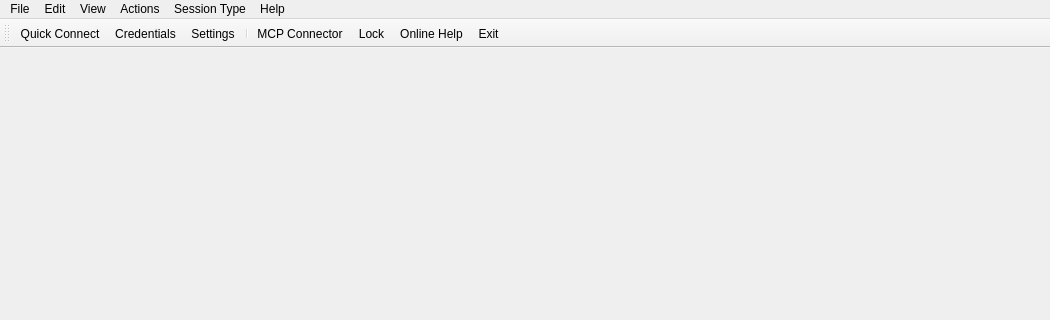
dchapyshev/aspia, file source/client/desktop/main_window.ui: the form before one commit; both pictures show x 0 to 1050 and y 0 to 320 of the 1050 by 750 pixel window.
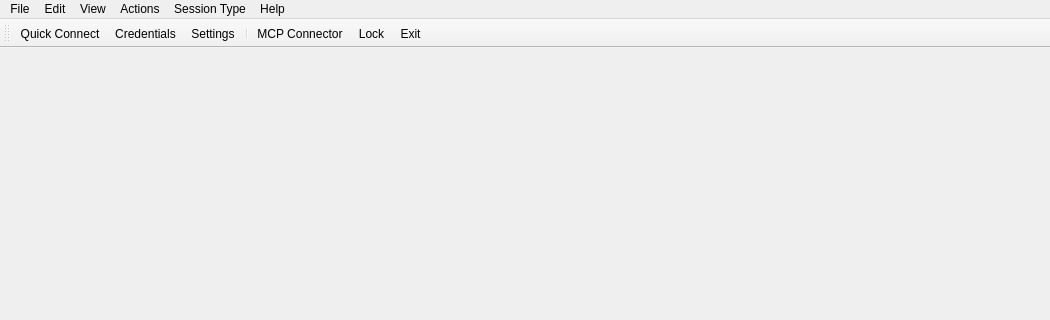
The form after the commit. Icons and pictures are not drawn. Custom widgets are drawn as their Qt base class.

Diff of the .ui file:
```diff
--- a/source/client/desktop/main_window.ui
+++ b/source/client/desktop/main_window.ui
@@ -132,7 +132,6 @@
    <addaction name="separator"/>
    <addaction name="action_mcp_connector"/>
    <addaction name="action_lock"/>
-   <addaction name="action_help"/>
    <addaction name="action_exit"/>
   </widget>
   <action name="action_help">
```
